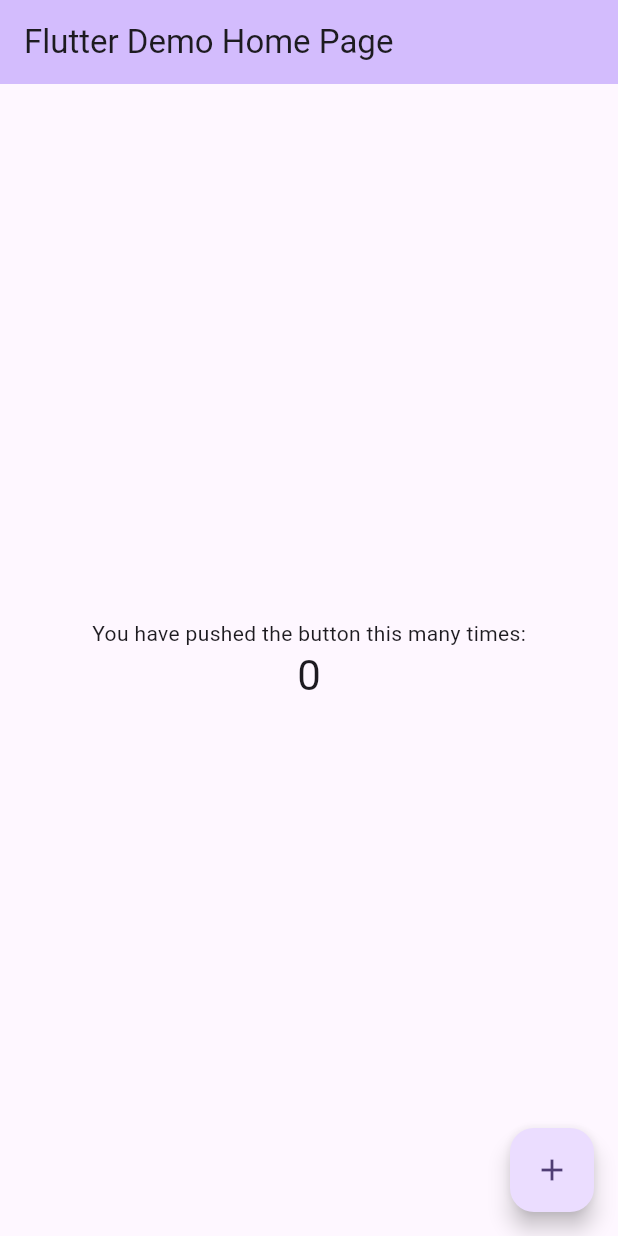
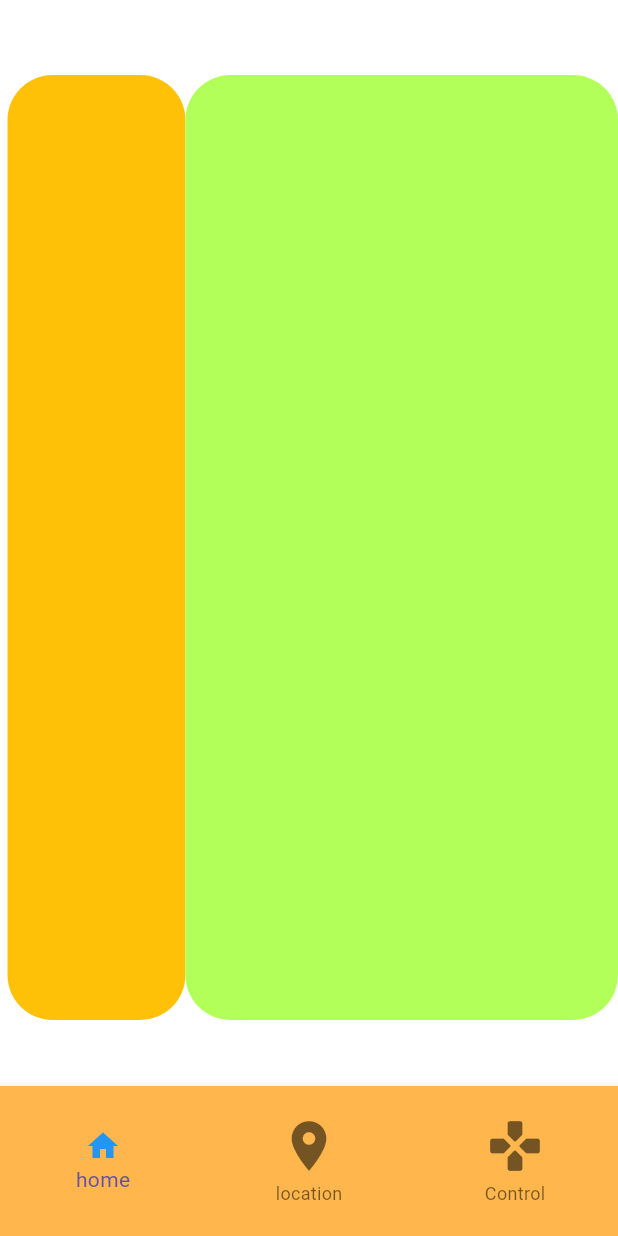
Before and after one commit to Mari-selvam/cat_control, a Flutter app: the screen it shows after launch, on a phone screen of 412 x 824 dp. Run offline on Flutter 3.47's test engine with Material 3 defaults, Android fonts, the light colour scheme and no system bars.

Commit message:
basic UI structure

```diff
--- /dev/null
+++ b/lib/Home.dart
@@ -0,0 +1,65 @@
+
+import 'package:cat_control/Map_View.dart';
+import 'package:cat_control/info.dart';
+import 'package:flutter/material.dart';
+
+class Home extends StatefulWidget {
+  const Home({super.key});
+
+  @override
+  State<Home> createState() => _HomeState();
+}
+
+class _HomeState extends State<Home> {
+  @override
+  Widget build(BuildContext context) {
+    return Scaffold(
+      backgroundColor: Colors.white10,
+      // appBar: AppBar(
+      //   title: Text("Hello"),
+      //   toolbarHeight: 30,
+      // ),
+
+      drawer: Drawer(
+
+      ),
+
+
+
+      bottomNavigationBar: Container(
+        height: 100,
+        child: BottomNavigationBar(
+
+          backgroundColor: Colors.orange[300],
+          items: [BottomNavigationBarItem(
+            icon: Icon(Icons.home,color: Colors.blue,),
+            label: "home"
+            ),
+            BottomNavigationBarItem(
+              icon: Icon(Icons.location_on,size: 40.0,),
+              label: 'location'
+              ),
+              BottomNavigationBarItem(icon: Icon(Icons.games_rounded,size: 40.0,),
+
+
+              label: "Control"
+              )
+
+            ]
+
+
+
+          ),
+      ),
+
+
+
+      body: Row(
+        children: [
+          Expanded(child: info(),flex: 3,),
+          Expanded(child: Map_View(),flex: 7)
+        ],
+      ),
+    );
+  }
+}
--- /dev/null
+++ b/lib/Map_View.dart
@@ -0,0 +1,36 @@
+import 'package:flutter/material.dart';
+
+class Map_View extends StatefulWidget {
+  const Map_View({super.key});
+
+  @override
+  State<Map_View> createState() => _Map_ViewState();
+}
+
+class _Map_ViewState extends State<Map_View> {
+  @override
+  Widget build(BuildContext context) {
+    return Column(
+      children: [
+
+        Padding(
+          padding: const EdgeInsets.only(top: 50.0),
+          child: Container(
+            width: 850,
+            height: 630,
+            decoration: BoxDecoration(
+
+              color: Colors.lightGreenAccent,
+
+              borderRadius: BorderRadius.circular(30)
+
+            ),
+          ),
+        )
+
+      ],
+
+
+    );
+  }
+}
--- /dev/null
+++ b/lib/info.dart
@@ -0,0 +1,36 @@
+import 'package:flutter/material.dart';
+
+class info extends StatefulWidget {
+  const info({super.key});
+
+  @override
+  State<info> createState() => _infoState();
+}
+
+class _infoState extends State<info> {
+  @override
+  Widget build(BuildContext context) {
+    return Column(
+      children: [
+        Container(
+          padding: EdgeInsets.only(top: 50,left: 5),
+          // color: Colors.white70,
+          child: Container(
+            padding: EdgeInsets.only(left: 100),
+            height: 630,
+            decoration: BoxDecoration(
+              color: Colors.amber,
+
+              borderRadius: BorderRadius.circular(30)
+
+            ),
+
+            child: Container(
+
+            ),
+          ),
+        ),
+      ],
+    );
+  }
+}
--- a/lib/main.dart
+++ b/lib/main.dart
@@ -1,125 +1,22 @@
+import 'package:cat_control/Home.dart';
 import 'package:flutter/material.dart';
 
 void main() {
-  runApp(const MyApp());
+  runApp( MyApp());
 }
 
-class MyApp extends StatelessWidget {
+class MyApp extends StatefulWidget {
   const MyApp({super.key});
 
-  // This widget is the root of your application.
+  @override
+  State<MyApp> createState() => _MyAppState();
+}
+
+class _MyAppState extends State<MyApp> {
   @override
   Widget build(BuildContext context) {
-    return MaterialApp(
-      title: 'Flutter Demo',
-      theme: ThemeData(
-        // This is the theme of your application.
-        //
-        // TRY THIS: Try running your application with "flutter run". You'll see
-        // the application has a purple toolbar. Then, without quitting the app,
-        // try changing the seedColor in the colorScheme below to Colors.green
-        // and then invoke "hot reload" (save your changes or press the "hot
-        // reload" button in a Flutter-supported IDE, or press "r" if you used
-        // the command line to start the app).
-        //
-        // Notice that the counter didn't reset back to zero; the application
-        // state is not lost during the reload. To reset the state, use hot
-        // restart instead.
-        //
-        // This works for code too, not just values: Most code changes can be
-        // tested with just a hot reload.
-        colorScheme: ColorScheme.fromSeed(seedColor: Colors.deepPurple),
-        useMaterial3: true,
-      ),
-      home: const MyHomePage(title: 'Flutter Demo Home Page'),
+    return  MaterialApp(
+      home: Home(),
     );
   }
 }
-
-class MyHomePage extends StatefulWidget {
-  const MyHomePage({super.key, required this.title});
-
-  // This widget is the home page of your application. It is stateful, meaning
-  // that it has a State object (defined below) that contains fields that affect
-  // how it looks.
-
-  // This class is the configuration for the state. It holds the values (in this
-  // case the title) provided by the parent (in this case the App widget) and
-  // used by the build method of the State. Fields in a Widget subclass are
-  // always marked "final".
-
-  final String title;
-
-  @override
-  State<MyHomePage> createState() => _MyHomePageState();
-}
-
-class _MyHomePageState extends State<MyHomePage> {
-  int _counter = 0;
-
-  void _incrementCounter() {
-    setState(() {
-      // This call to setState tells the Flutter framework that something has
-      // changed in this State, which causes it to rerun the build method below
-      // so that the display can reflect the updated values. If we changed
-      // _counter without calling setState(), then the build method would not be
-      // called again, and so nothing would appear to happen.
-      _counter++;
-    });
-  }
-
-  @override
-  Widget build(BuildContext context) {
-    // This method is rerun every time setState is called, for instance as done
-    // by the _incrementCounter method above.
-    //
-    // The Flutter framework has been optimized to make rerunning build methods
-    // fast, so that you can just rebuild anything that needs updating rather
-    // than having to individually change instances of widgets.
-    return Scaffold(
-      appBar: AppBar(
-        // TRY THIS: Try changing the color here to a specific color (to
-        // Colors.amber, perhaps?) and trigger a hot reload to see the AppBar
-        // change color while the other colors stay the same.
-        backgroundColor: Theme.of(context).colorScheme.inversePrimary,
-        // Here we take the value from the MyHomePage object that was created by
-        // the App.build method, and use it to set our appbar title.
-        title: Text(widget.title),
-      ),
-      body: Center(
-        // Center is a layout widget. It takes a single child and positions it
-        // in the middle of the parent.
-        child: Column(
-          // Column is also a layout widget. It takes a list of children and
-          // arranges them vertically. By default, it sizes itself to fit its
-          // children horizontally, and tries to be as tall as its parent.
-          //
-          // Column has various properties to control how it sizes itself and
-          // how it positions its children. Here we use mainAxisAlignment to
-          // center the children vertically; the main axis here is the vertical
-          // axis because Columns are vertical (the cross axis would be
-          // horizontal).
-          //
-          // TRY THIS: Invoke "debug painting" (choose the "Toggle Debug Paint"
-          // action in the IDE, or press "p" in the console), to see the
-          // wireframe for each widget.
-          mainAxisAlignment: MainAxisAlignment.center,
-          children: <Widget>[
-            const Text(
-              'You have pushed the button this many times:',
-            ),
-            Text(
-              '$_counter',
-              style: Theme.of(context).textTheme.headlineMedium,
-            ),
-          ],
-        ),
-      ),
-      floatingActionButton: FloatingActionButton(
-        onPressed: _incrementCounter,
-        tooltip: 'Increment',
-        child: const Icon(Icons.add),
-      ), // This trailing comma makes auto-formatting nicer for build methods.
-    );
-  }
-}
```
